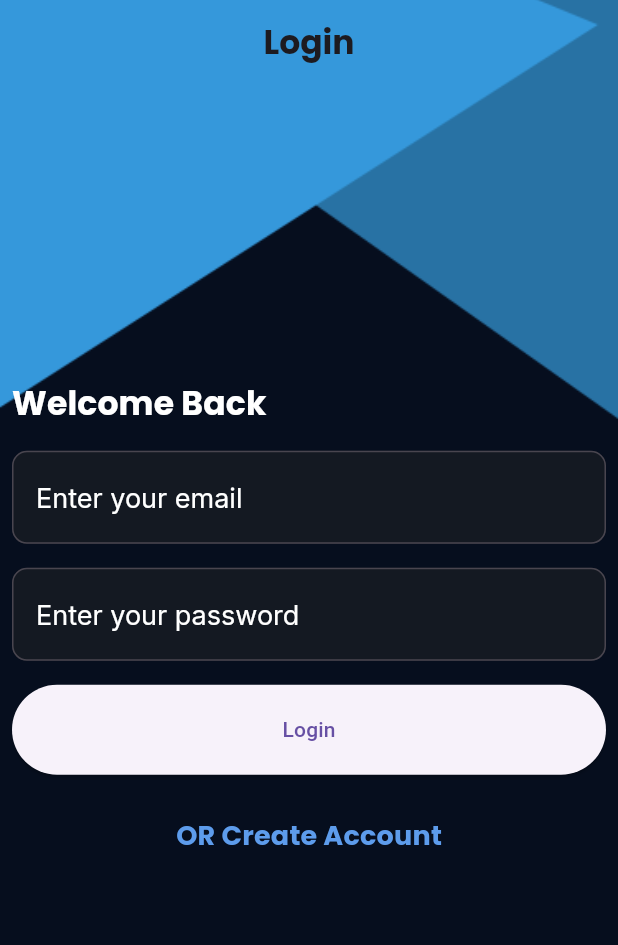
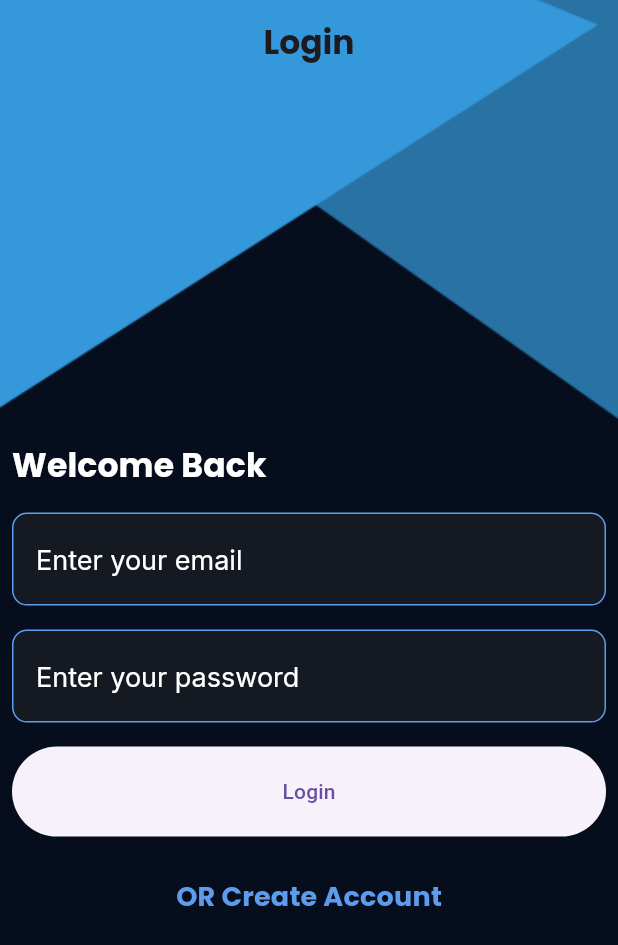
Before and after one commit to sherifHamdyAhmed93/flutter_todo_app, a Flutter app: the screen it shows after launch, on a phone screen of 412 x 824 dp. Shown: the top 945 px of the screen. Run offline on Flutter 3.47's test engine with Material 3 defaults, Android fonts, the phone set to English and light mode, and no system bars; our stand-ins replace cloud_firestore, easy_date_timeline, firebase_auth, firebase_core, flutter_native_splash, flutter_slidable and 2 more; accounts and stored records are empty; generated files the repository leaves out were written again.

Commit message:
Store task online and enable border in custom text field.

```diff
--- a/lib/login/custom_text_field.dart
+++ b/lib/login/custom_text_field.dart
@@ -42,6 +42,12 @@ class CustomTextField extends StatelessWidget {
               ?.copyWith(color: AppColors.redColor),
           border: OutlineInputBorder(
               borderRadius: BorderRadius.circular(10),
+              borderSide: BorderSide(color: AppColors.primaryColor)),
+          focusedBorder: OutlineInputBorder(
+              borderRadius: BorderRadius.circular(10),
+              borderSide: BorderSide(color: AppColors.primaryColor)),
+          enabledBorder: OutlineInputBorder(
+              borderRadius: BorderRadius.circular(10),
               borderSide: BorderSide(color: AppColors.primaryColor))),
     );
   }
--- a/lib/login/login_screen.dart
+++ b/lib/login/login_screen.dart
@@ -56,7 +56,7 @@ class _LoginScreenState extends State<LoginScreen> {
               child: Column(
                 crossAxisAlignment: CrossAxisAlignment.stretch,
                 children: [
-                  SizedBox(height: MediaQuery.of(context).size.height * 0.23),
+                  SizedBox(height: MediaQuery.of(context).size.height * 0.28),
                   Padding(
                     padding: EdgeInsets.all(8),
                     child: Text(
--- a/lib/provider/task_provider.dart
+++ b/lib/provider/task_provider.dart
@@ -25,7 +25,7 @@ class TaskProvider extends ChangeNotifier {
     }).toList();
 
     taskList.sort((Task task1, Task task2) {
-      return task2.dateTime.compareTo(task1.dateTime);
+      return task1.dateTime.compareTo(task2.dateTime);
     });
 
     notifyListeners();
@@ -38,8 +38,7 @@ class TaskProvider extends ChangeNotifier {
 
   Future<void> deleteTaskFromFirebase(Task task, String userID) {
     var tasksCollection = FirebaseUtils.getFirebaseTasksCollection(userID);
-    return tasksCollection.doc(task.id).delete().timeout(Duration(seconds: 1),
-        onTimeout: () {
+    return tasksCollection.doc(task.id).delete().then((value) {
       print('Task Deleted Successfully');
       getAllTasks(userID);
     });
--- a/lib/tasks_screen/task_item.dart
+++ b/lib/tasks_screen/task_item.dart
@@ -159,8 +159,7 @@ class _TaskItemState extends State<TaskItem> {
     taskProvider
         .updateTaskFromFirebase(
             widget.task, authUserProvider.currentUser?.id ?? '')
-        .timeout(Duration(seconds: 1), onTimeout: () {
-      print('Task is  done');
+        .then((value) {
       setState(() {});
     });
   }
```
Also changed, not shown: lib/login/signup_screen.dart (+7 -9 lines).
